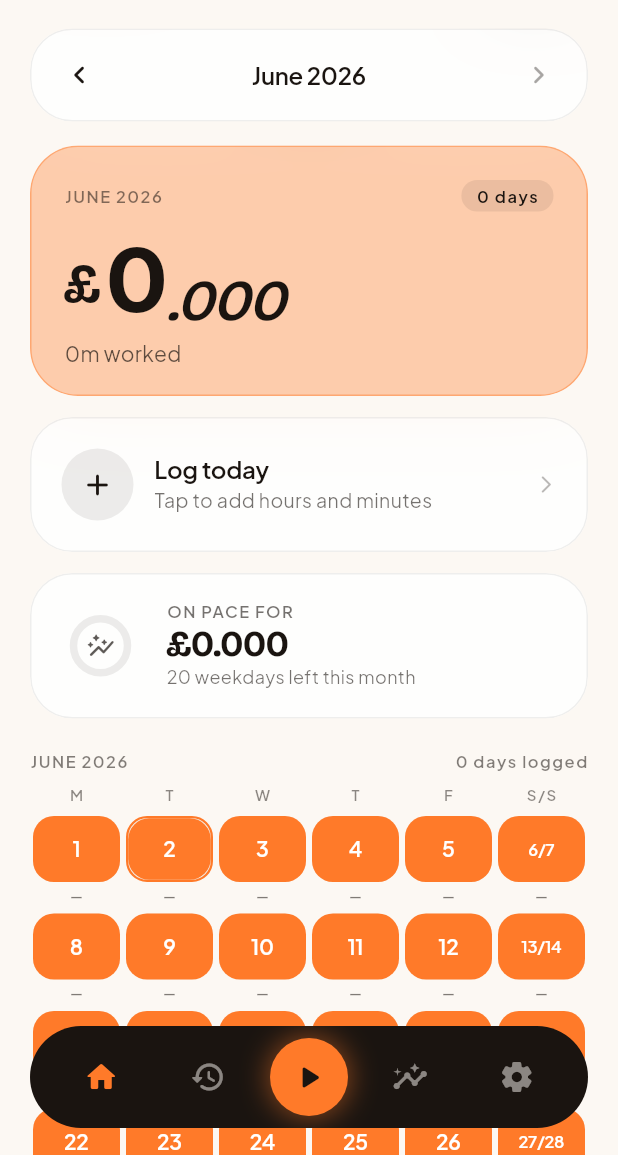
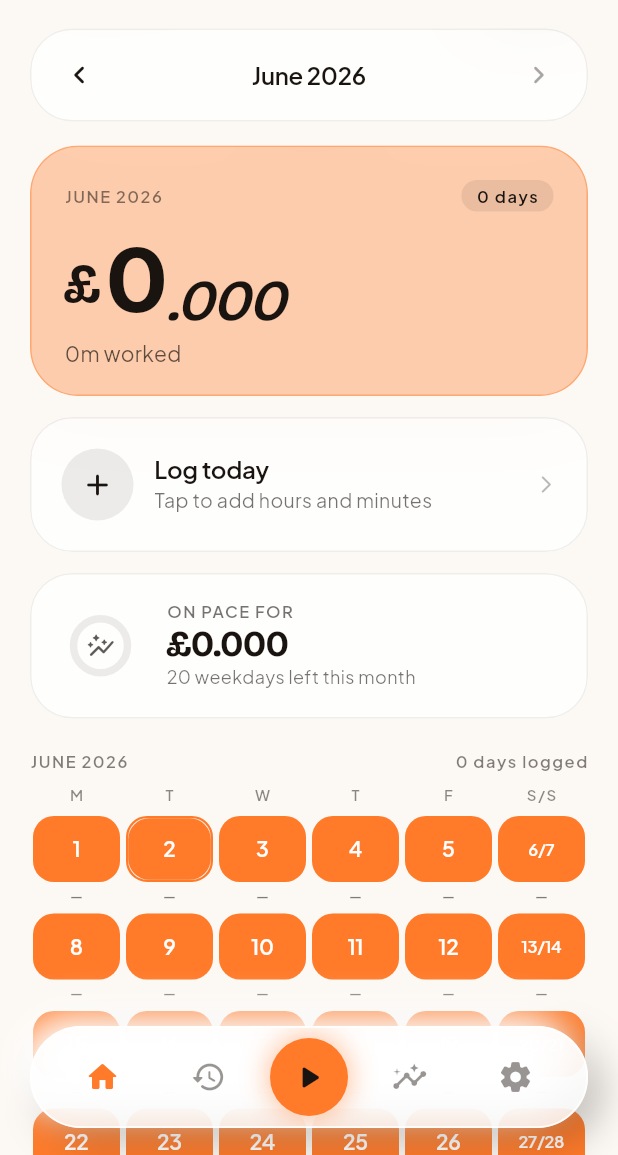
Before and after one commit to Saviourise/Tally, a Flutter app: the RootShell screen opened directly, on a phone screen of 412 x 824 dp, the part 81-1236 px from its top. Run offline on Flutter 3.47's test engine with Material 3 defaults, Android fonts, the phone set to English and light mode, and no system bars; our stand-ins replace cloud_firestore, firebase_auth, firebase_core, fl_chart, flutter_local_notifications, flutter_riverpod and 6 more; accounts and stored records are empty.

Commit message:
Restyle bottom nav as gradient-glass neumorphism
Replace the theme-inverted solid pill with a frosted, soft-UI nav:
- Gradient 'glass' fill (no BackdropFilter) that stays tonally consistent
  with the theme and lifts off the background for contrast
- Symmetric neumorphic dual shadows (light top-left, dark bottom-right)
  for a soft extruded look
- Drop the live blur so page cross-fades no longer sample the outgoing
  page as a blurred grid flash

Co-Authored-By: Claude Opus 4.8 <noreply@anthropic.com>

```diff
--- a/lib/widgets/pill_bottom_nav.dart
+++ b/lib/widgets/pill_bottom_nav.dart
@@ -27,9 +27,41 @@ class PillBottomNav extends StatelessWidget {
   @override
   Widget build(BuildContext context) {
     final dark = Theme.of(context).brightness == Brightness.dark;
-    final bg = dark ? TallyColors.cream : TallyColors.ink;
-    final fg = dark ? TallyColors.ink : TallyColors.cream;
-    final inactive = fg.withValues(alpha: 0.5);
+    final ink = Theme.of(context).colorScheme.onSurface;
+    final inactive = ink.withValues(alpha: 0.45);
+
+    // Glass fill, faked with a top-to-bottom sheen gradient instead of a live
+    // BackdropFilter blur. A real-time blur samples whatever is painted behind
+    // it, so during a page cross-fade it re-rendered the outgoing page as a
+    // blurred grid flash. A gradient reads as frosted glass, costs nothing, and
+    // never samples the backdrop — so screen transitions stay clean. Light mode:
+    // a near-opaque white pill brighter than the warm cream bg. Dark mode: a
+    // lifted warm surface noticeably lighter than the near-black bg.
+    final glassGradient = dark
+        ? [
+            const Color(0xFF463729).withValues(alpha: 0.94),
+            const Color(0xFF362A1F).withValues(alpha: 0.88),
+          ]
+        : [
+            Colors.white.withValues(alpha: 0.96),
+            Colors.white.withValues(alpha: 0.82),
+          ];
+    final borderColor = dark
+        ? Colors.white.withValues(alpha: 0.16)
+        : Colors.white.withValues(alpha: 0.9);
+
+    // Neumorphic dual shadows: a light highlight toward the top-left light
+    // source and a matching dark shadow to the bottom-right. Keeping them
+    // symmetric (equal, opposite offsets) and soft is what sells the "extruded
+    // from the surface" neumorphic look.
+    final highlight = dark
+        ? Colors.white.withValues(alpha: 0.10)
+        : Colors.white.withValues(alpha: 1.0);
+    final shadow = dark
+        ? Colors.black.withValues(alpha: 0.70)
+        : TallyColors.ink.withValues(alpha: 0.28);
+
+    const radius = 36.0;
 
     Widget tab(int i) {
       final item = items[i];
@@ -58,12 +90,35 @@ class PillBottomNav extends StatelessWidget {
       top: false,
       child: Padding(
         padding: const EdgeInsets.fromLTRB(20, 0, 20, 18),
-        child: ClipRRect(
-          borderRadius: BorderRadius.circular(36),
-          child: Material(
-            color: bg,
-            child: SizedBox(
-              height: 68,
+        child: Container(
+          height: 68,
+          decoration: BoxDecoration(
+            gradient: LinearGradient(
+              begin: Alignment.topCenter,
+              end: Alignment.bottomCenter,
+              colors: glassGradient,
+            ),
+            borderRadius: BorderRadius.circular(radius),
+            border: Border.all(color: borderColor, width: 1.2),
+            boxShadow: [
+              // Dark shadow, bottom-right.
+              BoxShadow(
+                color: shadow,
+                offset: const Offset(9, 9),
+                blurRadius: 22,
+              ),
+              // Light highlight, top-left (mirrors the dark one).
+              BoxShadow(
+                color: highlight,
+                offset: const Offset(-9, -9),
+                blurRadius: 22,
+              ),
+            ],
+          ),
+          child: ClipRRect(
+            borderRadius: BorderRadius.circular(radius),
+            child: Material(
+              color: Colors.transparent,
               child: Row(
                 children: [
                   const SizedBox(width: 12),
@@ -88,7 +143,8 @@ class PillBottomNav extends StatelessWidget {
                             ),
                           ],
                         ),
-                        child: Icon(centerIcon, color: TallyColors.ink, size: 26),
+                        child: Icon(centerIcon,
+                            color: TallyColors.ink, size: 26),
                       ),
                     ),
                   ),
```
